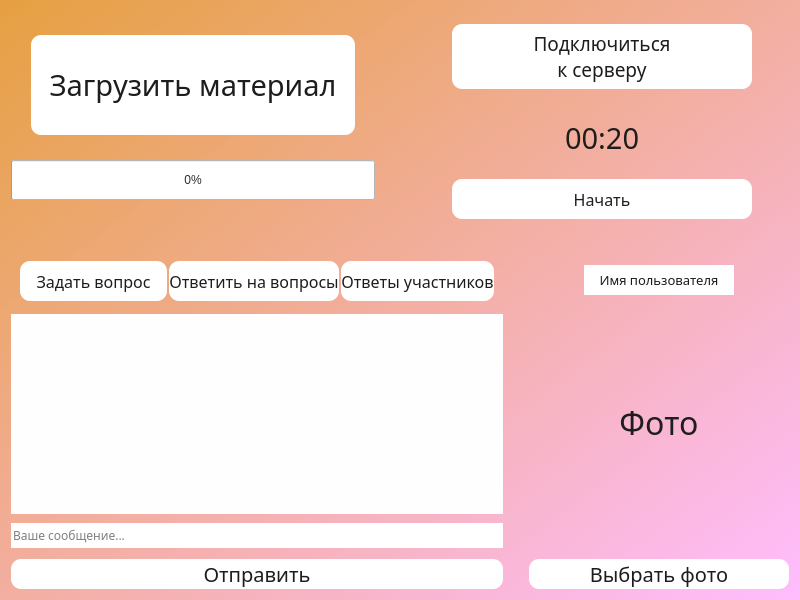
Avedik/Desktop-application-IEducation, file Client/jeducation-v0.1/learning.ui: the form before one commit.
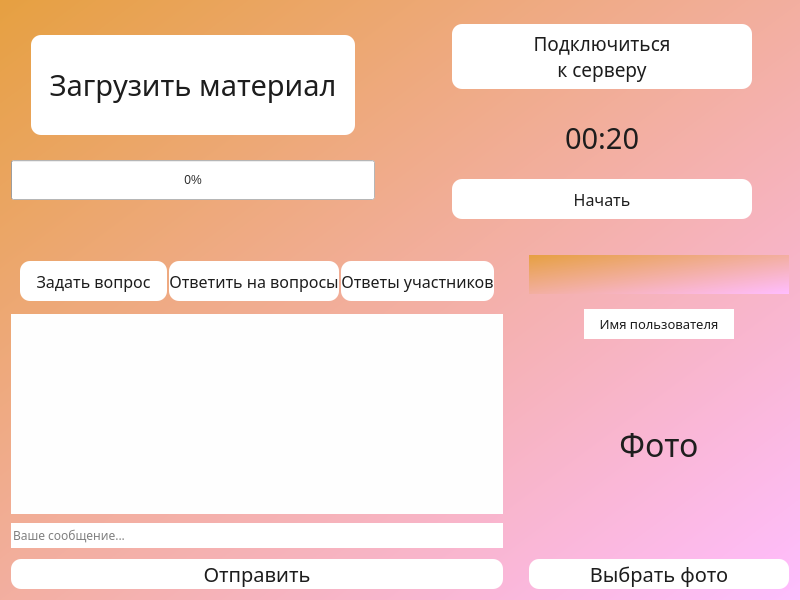
The form after the commit.

Commit message: Убрал несоответствие из-за merging-а

The edit to the form file:
```diff
--- a/Client/jeducation-v0.1/learning.ui
+++ b/Client/jeducation-v0.1/learning.ui
@@ -677,6 +677,13 @@
        <property name="topMargin">
         <number>10</number>
        </property>
+       <item>
+        <widget class="QLabel" name="infoLabel">
+         <property name="text">
+          <string/>
+         </property>
+        </widget>
+       </item>
        <item>
         <spacer name="verticalSpacer_9">
          <property name="orientation">
```
